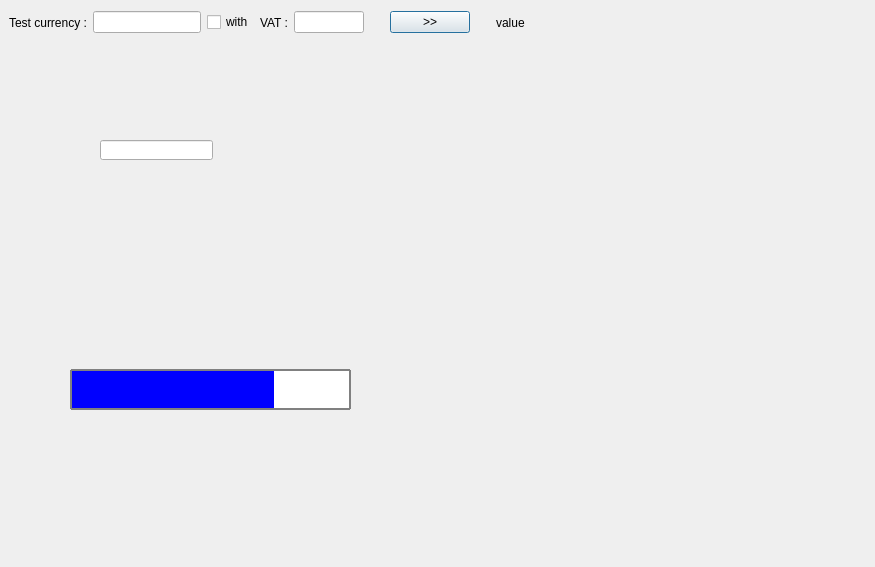
Before: the Qt Designer form client/cdlgtest.ui in tbikfalvi/Belenus, drawn with Qt 5.
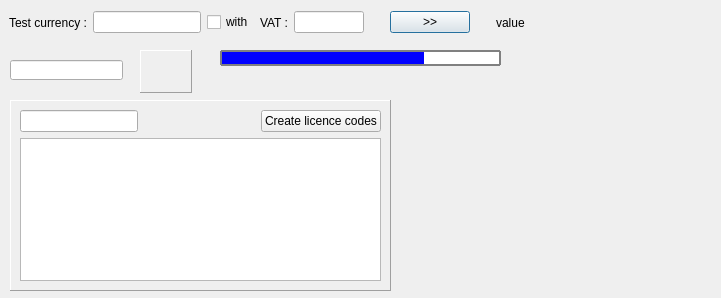
After: the same form once the commit is applied.

```diff
--- a/client/cdlgtest.ui
+++ b/client/cdlgtest.ui
@@ -6,8 +6,8 @@
    <rect>
     <x>0</x>
     <y>0</y>
-    <width>875</width>
-    <height>567</height>
+    <width>721</width>
+    <height>298</height>
    </rect>
   </property>
   <property name="windowTitle">
@@ -121,10 +121,10 @@
   <widget class="QProgressBar" name="progressBar">
    <property name="geometry">
     <rect>
-     <x>70</x>
-     <y>369</y>
+     <x>220</x>
+     <y>50</y>
      <width>281</width>
-     <height>41</height>
+     <height>16</height>
     </rect>
    </property>
    <property name="styleSheet">
@@ -143,34 +143,94 @@
   <widget class="QLineEdit" name="lineEdit">
    <property name="geometry">
     <rect>
-     <x>100</x>
-     <y>140</y>
+     <x>10</x>
+     <y>60</y>
      <width>113</width>
      <height>20</height>
     </rect>
    </property>
   </widget>
-  <widget class="QPushButton" name="pbImageClick">
+  <widget class="QFrame" name="frame">
    <property name="geometry">
     <rect>
-     <x>90</x>
-     <y>190</y>
-     <width>22</width>
-     <height>22</height>
+     <x>140</x>
+     <y>50</y>
+     <width>52</width>
+     <height>43</height>
     </rect>
    </property>
-   <property name="text">
-    <string/>
+   <property name="frameShape">
+    <enum>QFrame::Panel</enum>
    </property>
-   <property name="iconSize">
-    <size>
-     <width>20</width>
-     <height>20</height>
-    </size>
+   <property name="frameShadow">
+    <enum>QFrame::Raised</enum>
    </property>
-   <property name="flat">
-    <bool>true</bool>
+   <layout class="QVBoxLayout" name="verticalLayout">
+    <item>
+     <widget class="QPushButton" name="pbImageClick">
+      <property name="text">
+       <string/>
+      </property>
+      <property name="iconSize">
+       <size>
+        <width>20</width>
+        <height>20</height>
+       </size>
+      </property>
+      <property name="flat">
+       <bool>true</bool>
+      </property>
+     </widget>
+    </item>
+   </layout>
+  </widget>
+  <widget class="QFrame" name="frame_2">
+   <property name="geometry">
+    <rect>
+     <x>10</x>
+     <y>100</y>
+     <width>381</width>
+     <height>191</height>
+    </rect>
    </property>
+   <property name="frameShape">
+    <enum>QFrame::Panel</enum>
+   </property>
+   <property name="frameShadow">
+    <enum>QFrame::Raised</enum>
+   </property>
+   <layout class="QVBoxLayout" name="verticalLayout_2">
+    <item>
+     <layout class="QHBoxLayout" name="horizontalLayout_2">
+      <item>
+       <widget class="QLineEdit" name="ledLicenceNumber"/>
+      </item>
+      <item>
+       <spacer name="horizontalSpacer_3">
+        <property name="orientation">
+         <enum>Qt::Horizontal</enum>
+        </property>
+        <property name="sizeHint" stdset="0">
+         <size>
+          <width>40</width>
+          <height>20</height>
+         </size>
+        </property>
+       </spacer>
+      </item>
+      <item>
+       <widget class="QPushButton" name="pbCreateLicenceCodes">
+        <property name="text">
+         <string notr="true">Create licence codes</string>
+        </property>
+       </widget>
+      </item>
+     </layout>
+    </item>
+    <item>
+     <widget class="QTextEdit" name="teLicenceArea"/>
+    </item>
+   </layout>
   </widget>
  </widget>
  <resources/>
```
